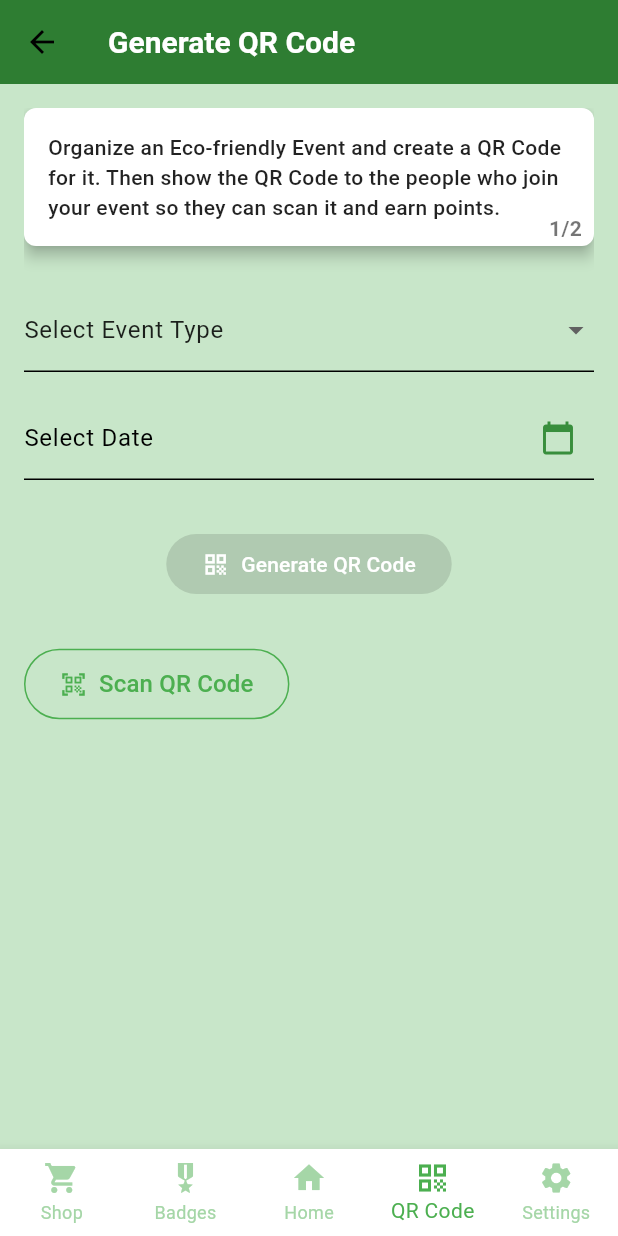
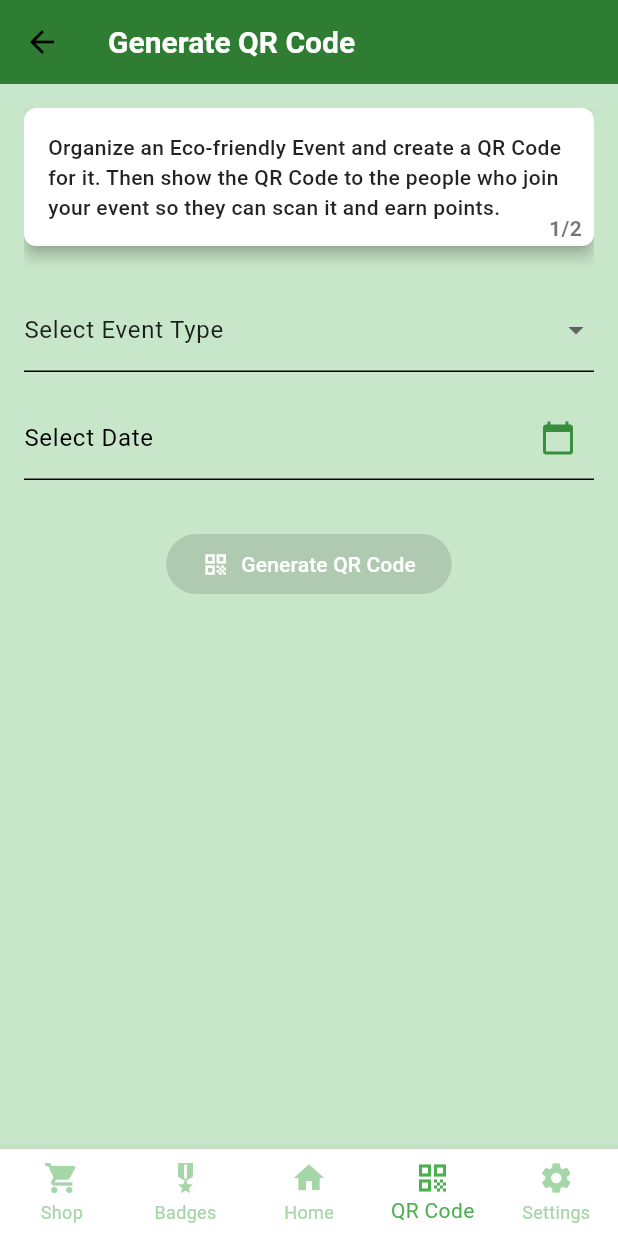
Before and after one commit to LEIC-ES-2024-25/2LEIC02T3, a Flutter app: the QRcodeGeneratorScreen screen opened by its route, on a phone screen of 412 x 824 dp. Run offline on Flutter 3.47's test engine with Material 3 defaults, Android fonts, the phone set to English and light mode, and no system bars; our stand-ins replace cloud_firestore, firebase_auth, firebase_core, flutter_local_notifications, pedometer, qr_flutter and 1 more; missing offline and left inert: flutter_activity_recognition, mobile_scanner; accounts and stored records are empty; generated files the repository leaves out were written again.

Commit message:
only one button fixed

```diff
--- a/lib/screens/qrcode_generator_screen.dart
+++ b/lib/screens/qrcode_generator_screen.dart
@@ -1,7 +1,6 @@
 import 'package:flutter/material.dart';
 import 'bottom_navigation_bar.dart';
 import 'package:qr_flutter/qr_flutter.dart';
-import 'package:es_app/screens/qr_scanner_screen.dart';
 
 class QRcodeGeneratorScreen extends StatefulWidget {
   const QRcodeGeneratorScreen({super.key});
@@ -244,27 +243,10 @@ class _QRcodeGeneratorScreenState extends State<QRcodeGeneratorScreen> {
                         style: TextStyle(color: Colors.red),
                       ),
                     );
-                  },
-                ),
-              ),
+                  },              ),
+            ),
 
-            // Scan QR Code button
-            const SizedBox(height: 16),
-            OutlinedButton.icon(
-              onPressed: () {
-                Navigator.push(
-                  context,
-                  MaterialPageRoute(builder: (context) => const QRScannerScreen()),
-                );
-              },
-              style: OutlinedButton.styleFrom(
-                foregroundColor: Colors.green,
-                side: const BorderSide(color: Colors.green),
-                padding: const EdgeInsets.symmetric(vertical: 12, horizontal: 24),
-              ),
-              icon: const Icon(Icons.qr_code_scanner),
-              label: const Text('Scan QR Code', style: TextStyle(fontSize: 16)),
-            ),
+            // Scan QR Code button removed
           ],
         ),
       ),
```
Also changed, not shown: lib/screens/challenges_screen.dart (+12 -42 lines), lib/screens/qr_scanner_screen.dart (+8 -2 lines).
